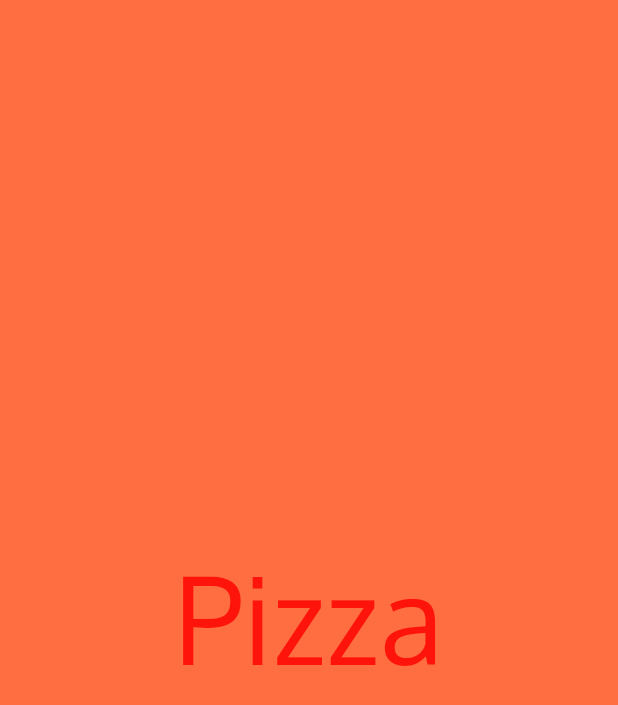
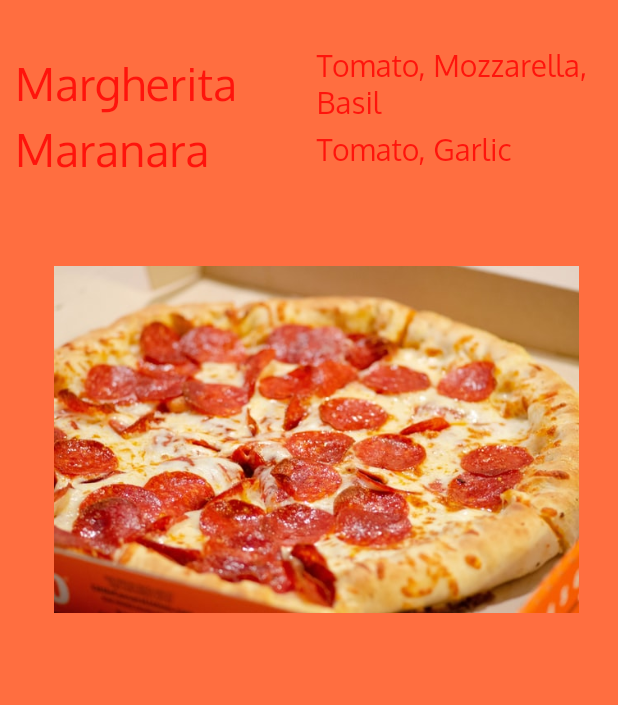
Before and after one commit to tboyd4/dart-widget-testing, a Flutter app: the screen it shows after launch, on a phone screen of 412 x 824 dp. Shown: the top 705 px of the screen. Run offline on Flutter 3.47's test engine with Material 2 defaults, Android fonts, the phone set to English and light mode, and no system bars.

Commit message:
added image and button

```diff
--- a/lib/ui/home.dart
+++ b/lib/ui/home.dart
@@ -5,17 +5,95 @@ class Home extends StatelessWidget {
   Widget build(BuildContext context) {
     return Container(
         alignment: Alignment.center,
+        padding: EdgeInsets.only(top: 30.0, left: 10.0),
         color: Colors.deepOrangeAccent,
-      child: Text("Pizza",
+        child: Column(
+          children: <Widget>[
+            Row(
+              children: <Widget>[
+                Expanded(
+                    child: Text(
+                  "Margherita",
                   textDirection: TextDirection.ltr,
                   style: TextStyle(
-          fontSize: 80.0,
+                      fontSize: 30.0,
                       decoration: TextDecoration.none,
                       fontFamily: 'Oxygen',
-          fontWeight: FontWeight.normal
+                      fontWeight: FontWeight.normal),
+                )),
+                Expanded(
+                    child: Text(
+                  "Tomato, Mozzarella, Basil",
+                  textDirection: TextDirection.ltr,
+                  style: TextStyle(
+                      fontSize: 20.0,
+                      decoration: TextDecoration.none,
+                      fontFamily: 'Oxygen',
+                      fontWeight: FontWeight.normal),
+                ))
+              ],
             ),
-         )
-    );
+            Row(
+              children: <Widget>[
+                Expanded(
+                    child: Text(
+                  "Maranara",
+                  textDirection: TextDirection.ltr,
+                  style: TextStyle(
+                      fontSize: 30.0,
+                      decoration: TextDecoration.none,
+                      fontFamily: 'Oxygen',
+                      fontWeight: FontWeight.normal),
+                )),
+                Expanded(
+                    child: Text(
+                  "Tomato, Garlic",
+                  textDirection: TextDirection.ltr,
+                  style: TextStyle(
+                      fontSize: 20.0,
+                      decoration: TextDecoration.none,
+                      fontFamily: 'Oxygen',
+                      fontWeight: FontWeight.normal),
+                ))
+              ],
+            ),
+            PizzaImageWidget(),
+            OrderButton()
+          ],
+        ));
+  }
 }
 
+class PizzaImageWidget extends StatelessWidget {
+  @override
+  Widget build(BuildContext context) {
+    AssetImage pizzaAsset = AssetImage('images/pizza.jpg');
+    Image image = Image(image: pizzaAsset, width: 350.0, height: 350.0);
+    return Container(child: image);
   }
+}
+
+class OrderButton extends StatelessWidget {
+  @override
+  Widget build(BuildContext context) {
+    var button = Container(
+        margin: EdgeInsets.only(top: 50.0),
+        child: RaisedButton(
+            child: Text("Order your pizza"),
+            color: Colors.lightGreen,
+            elevation: 5.0, //2:59 on the raised button video. Not rendering correctly
+            onPressed: () {
+              order(context);
+            }));
+  }
+
+  void order(BuildContext context) {
+    var alert = AlertDialog(
+        title: Text("Order Completed"), content: Text("Thanks for your order"));
+    showDialog(
+        context: context,
+        builder: (BuildContext context) {
+          return alert;
+        });
+  }
+}
--- a/pubspec.yaml
+++ b/pubspec.yaml
@@ -41,9 +41,8 @@ flutter:
   uses-material-design: true
 
   # To add assets to your application, add an assets section, like this:
-  # assets:
-  #  - images/a_dot_burr.jpeg
-  #  - images/a_dot_ham.jpeg
+  assets:
+   - images/pizza.jpg
 
   # An image asset can refer to one or more resolution-specific "variants", see
   # https://flutter.dev/assets-and-images/#resolution-aware.
```
Also changed, not shown: images/pizza.jpg (added). Lines whose indentation alone changed are shown as unchanged.
